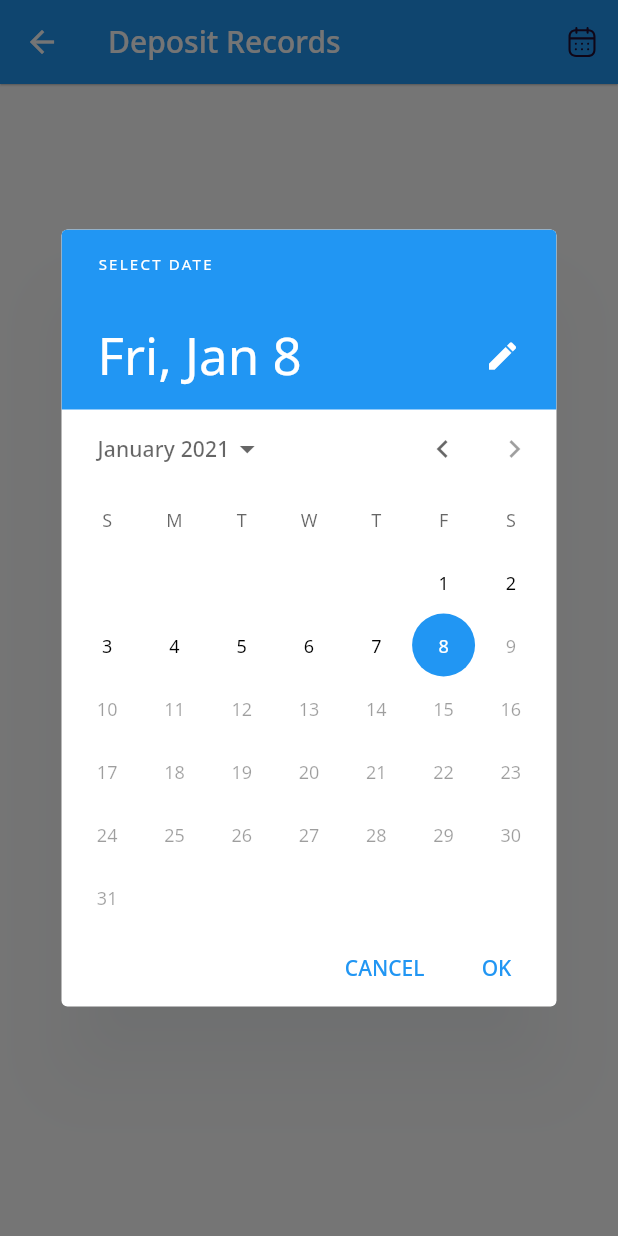
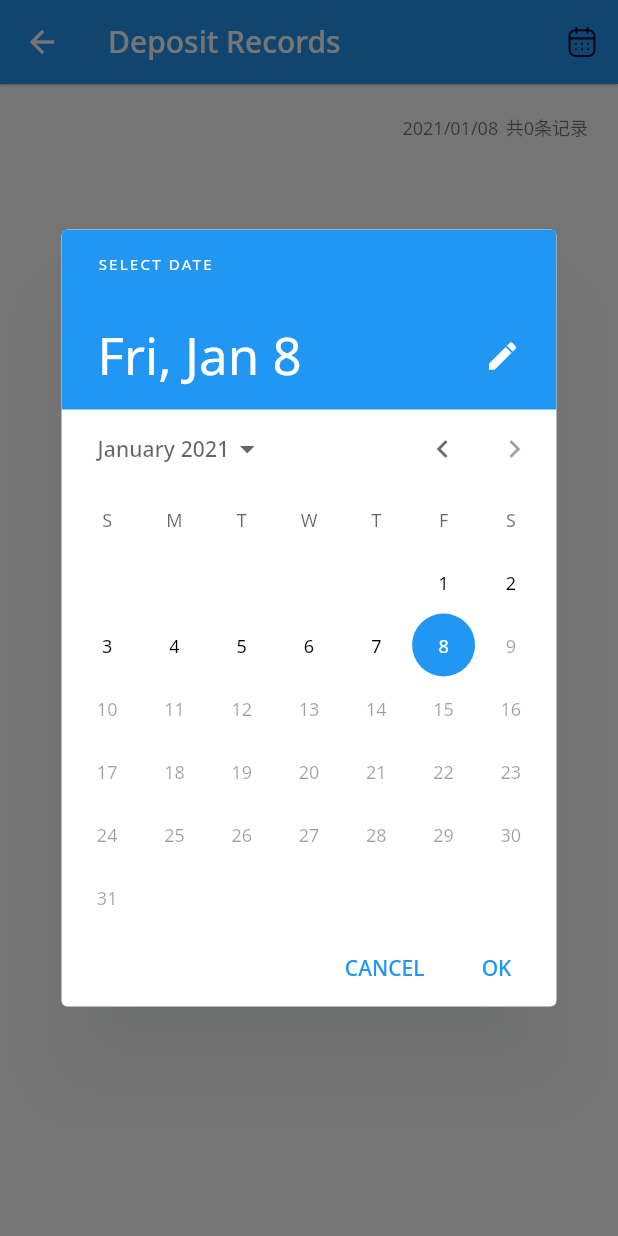
Before and after one commit to jotyy/Taku, a Flutter app: the DepositHistoryPage screen opened by its route, after a tap on an icon or button, on a phone screen of 412 x 824 dp. Run offline on Flutter 3.47's test engine with Material 2 defaults, Android fonts, the phone set to English and light mode, and no system bars; our stand-ins replace cached_network_image, dio, firebase_core, firebase_crashlytics, fl_chart, flutter_hooks and 10 more; missing offline and left inert: dio_firebase_performance, dio_http_cache, enum_to_string, qr_code_scanner, ua_client_hints; accounts and stored records are empty; generated files the repository leaves out were written again.

```diff
--- a/lib/ui/page/deposit/history/deposit_history_page.dart
+++ b/lib/ui/page/deposit/history/deposit_history_page.dart
@@ -4,14 +4,16 @@ import 'package:flutter_hooks/flutter_hooks.dart';
 import 'package:gap/gap.dart';
 import 'package:hooks_riverpod/hooks_riverpod.dart';
 
-import '../../../../data/model/deposit_record.dart';
 import '../../../../gen/assets.gen.dart';
 import '../../../../util/date_util.dart';
+import '../../../component/deposit_history_item.dart';
 import 'deposit_history_view_model.dart';
 
-class DepositHistoryPage extends StatelessWidget {
+class DepositHistoryPage extends HookWidget {
   @override
   Widget build(BuildContext context) {
+    final dateTime = useState(DateTime.now());
+
     return Scaffold(
       backgroundColor: Theme.of(context).cardColor,
       appBar: AppBar(
@@ -22,23 +24,31 @@ class DepositHistoryPage extends StatelessWidget {
               onPressed: () {
                 showDatePicker(
                   context: context,
-                  initialDate: DateTime.now(),
+                  initialDate: dateTime.value,
                   firstDate: DateTime.now().subtract(const Duration(days: 90)),
                   lastDate: DateTime.now(),
                 ).then(
-                  (value) => context
+                  (value) {
+                    dateTime.value = value;
+                    context
                         .read(depositHistoryViewModelProvider)
-                      .fetchDepositHistory(dateTime: value),
+                        .fetchDepositHistory(dateTime: dateTime.value);
+                  },
                 );
               })
         ],
       ),
-      body: DepositHistoryBody(),
+      body: DepositHistoryBody(
+          DateUtil.formatDate(dateTime.value, format: 'yyyy/MM/dd')),
     );
   }
 }
 
 class DepositHistoryBody extends HookWidget {
+  final String date;
+
+  DepositHistoryBody(this.date);
+
   @override
   Widget build(BuildContext context) {
     final viewModel = useProvider(depositHistoryViewModelProvider);
@@ -51,6 +61,22 @@ class DepositHistoryBody extends HookWidget {
     return records.when(
         success: (data) => RefreshIndicator(
               onRefresh: viewModel.fetchDepositHistory,
+              child: Column(
+                children: [
+                  const Gap(20.0),
+                  DefaultTextStyle(
+                    style: Theme.of(context).textTheme.caption,
+                    child: Row(
+                      mainAxisAlignment: MainAxisAlignment.end,
+                      children: [
+                        Text(date),
+                        const Gap(5.0),
+                        Text('共${data.length}条记录'),
+                        const Gap(20.0)
+                      ],
+                    ),
+                  ),
+                  Expanded(
                     child: Container(
                       height: double.infinity,
                       child: ListView.builder(
@@ -59,81 +85,15 @@ class DepositHistoryBody extends HookWidget {
                           itemBuilder: (context, index) {
                             return DepositHistoryItem(
                               detail: data[index],
-                        onLongPress: () =>
-                            viewModel.deleteHistory(data[index].record.id),
+                              onLongPress: () => viewModel
+                                  .deleteHistory(data[index].record.id),
                             );
                           }),
+                    ),
+                  ),
+                ],
               ),
             ),
         failure: (e) => Text('Error $e'));
   }
 }
-
-class DepositHistoryItem extends StatelessWidget {
-  final DepositRecord detail;
-  final VoidCallback onLongPress;
-
-  const DepositHistoryItem({
-    Key key,
-    this.detail,
-    this.onLongPress,
-  }) : super(key: key);
-
-  @override
-  Widget build(BuildContext context) {
-    return Container(
-      margin: const EdgeInsets.symmetric(horizontal: 16.0, vertical: 8.0),
-      child: Card(
-        child: InkWell(
-          onLongPress: onLongPress,
-          child: Padding(
-            padding: const EdgeInsets.all(16.0),
-            child: Column(
-              crossAxisAlignment: CrossAxisAlignment.start,
-              children: [
-                Column(
-                  crossAxisAlignment: CrossAxisAlignment.start,
-                  children: [
-                    Text(
-                      '入库编号',
-                      style: Theme.of(context).textTheme.caption,
-                    ),
-                    Text(
-                      detail.record.uuid.toString(),
-                      style: Theme.of(context).textTheme.subtitle1,
-                    ),
-                  ],
-                ),
-                const Divider(),
-                const Gap(8.0),
-                Row(
-                  mainAxisAlignment: MainAxisAlignment.spaceBetween,
-                  children: [
-                    const Text('商品'),
-                    Text('${detail.commodity.name} ×${detail.record.amount}'),
-                  ],
-                ),
-                Row(
-                  mainAxisAlignment: MainAxisAlignment.spaceBetween,
-                  children: [
-                    const Text('金额'),
-                    Text('\$${detail.record.amount * detail.commodity.price}'),
-                  ],
-                ),
-                Row(
-                  mainAxisAlignment: MainAxisAlignment.spaceBetween,
-                  children: [
-                    const Text('时间'),
-                    Text(
-                      '${DateUtil.formatDate(detail.record.depositAt)}',
-                    ),
-                  ],
-                ),
-              ],
-            ),
-          ),
-        ),
-      ),
-    );
-  }
-}
```
Also changed, not shown: lib/ui/component/deposit_history_item.dart (added, +99 -0 lines), lib/ui/page/deposit/detail/deposit_detail_page.dart (+29 -19 lines). Lines whose indentation alone changed are shown as unchanged.
